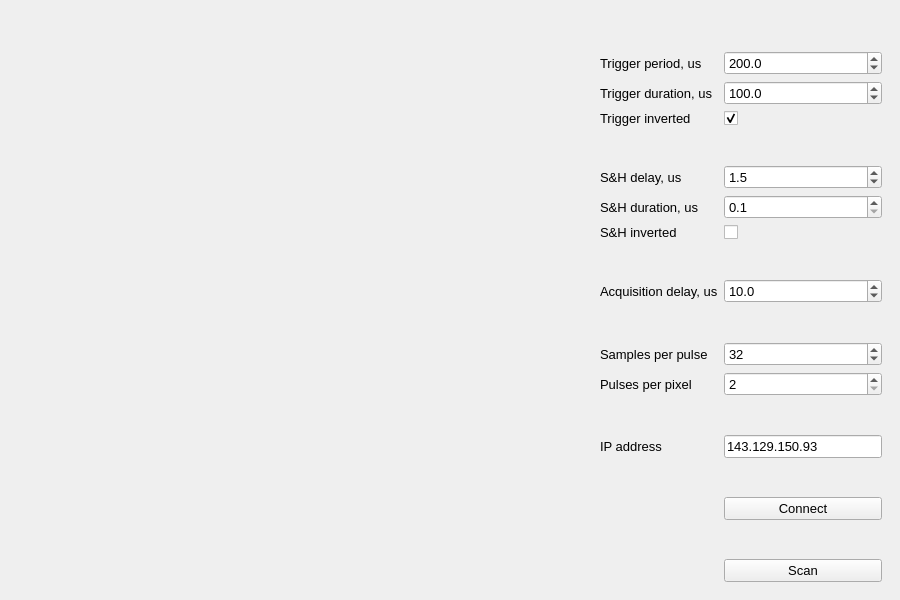
Qt form projects/scanner/client/scanner.ui (daenjannis/red-pitaya-notes) before a commit.
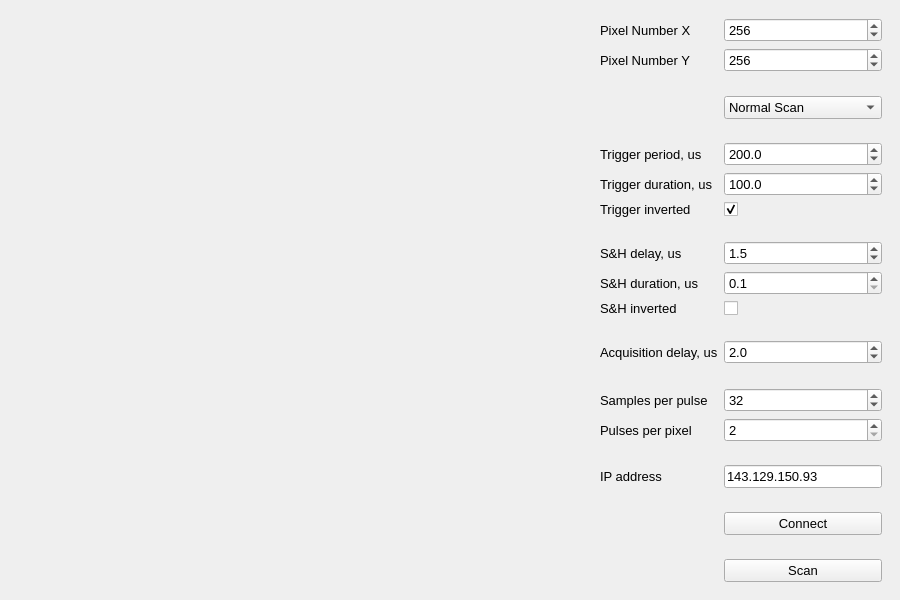
The same form after that commit.

Commit message: Adding different scanning function, hilbert does not work. Add that the fov does not depend on the number of pixels

Patch:
```diff
--- a/projects/scanner/client/scanner.ui
+++ b/projects/scanner/client/scanner.ui
@@ -61,27 +61,104 @@
        <property name="fieldGrowthPolicy">
         <enum>QFormLayout::AllNonFixedFieldsGrow</enum>
        </property>
+       <item row="0" column="0">
+        <widget class="QLabel" name="label">
+         <property name="text">
+          <string>Pixel Number X</string>
+         </property>
+        </widget>
+       </item>
        <item row="0" column="1">
-        <spacer name="spacer_0">
-         <property name="orientation">
-          <enum>Qt::Vertical</enum>
+        <widget class="QSpinBox" name="xsizeValue">
+         <property name="minimum">
+          <number>4</number>
          </property>
-         <property name="sizeHint" stdset="0">
-          <size>
-           <width>20</width>
-           <height>40</height>
-          </size>
+         <property name="maximum">
+          <number>1024</number>
          </property>
-        </spacer>
+         <property name="value">
+          <number>256</number>
+         </property>
+        </widget>
        </item>
        <item row="1" column="0">
+        <widget class="QLabel" name="label_2">
+         <property name="text">
+          <string>Pixel Number Y</string>
+         </property>
+        </widget>
+       </item>
+       <item row="1" column="1">
+        <widget class="QSpinBox" name="ysizeValue">
+         <property name="minimum">
+          <number>4</number>
+         </property>
+         <property name="maximum">
+          <number>1024</number>
+         </property>
+         <property name="value">
+          <number>256</number>
+         </property>
+        </widget>
+       </item>
+       <item row="2" column="1">
+        <spacer name="spacer_0">
+         <property name="orientation">
+          <enum>Qt::Vertical</enum>
+         </property>
+         <property name="sizeHint" stdset="0">
+          <size>
+           <width>20</width>
+           <height>40</height>
+          </size>
+         </property>
+        </spacer>
+       </item>
+       <item row="3" column="1">
+        <widget class="QComboBox" name="comboBoxScan">
+         <item>
+          <property name="text">
+           <string>Normal Scan</string>
+          </property>
+         </item>
+         <item>
+          <property name="text">
+           <string>Hilbert Scan</string>
+          </property>
+         </item>
+         <item>
+          <property name="text">
+           <string>Random Scan</string>
+          </property>
+         </item>
+         <item>
+          <property name="text">
+           <string>Snake Scan</string>
+          </property>
+         </item>
+        </widget>
+       </item>
+       <item row="4" column="1">
+        <spacer name="verticalSpacer_2">
+         <property name="orientation">
+          <enum>Qt::Vertical</enum>
+         </property>
+         <property name="sizeHint" stdset="0">
+          <size>
+           <width>20</width>
+           <height>40</height>
+          </size>
+         </property>
+        </spacer>
+       </item>
+       <item row="5" column="0">
         <widget class="QLabel" name="periodLabel">
          <property name="text">
           <string>Trigger period, us</string>
          </property>
         </widget>
        </item>
-       <item row="1" column="1">
+       <item row="5" column="1">
         <widget class="QDoubleSpinBox" name="periodValue">
          <property name="decimals">
           <number>1</number>
@@ -100,14 +177,14 @@
          </property>
         </widget>
        </item>
-       <item row="2" column="0">
+       <item row="6" column="0">
         <widget class="QLabel" name="trgtimeLabel">
          <property name="text">
           <string>Trigger duration, us</string>
          </property>
         </widget>
        </item>
-       <item row="2" column="1">
+       <item row="6" column="1">
         <widget class="QDoubleSpinBox" name="trgtimeValue">
          <property name="decimals">
           <number>1</number>
@@ -126,14 +203,14 @@
          </property>
         </widget>
        </item>
-       <item row="3" column="0">
+       <item row="7" column="0">
         <widget class="QLabel" name="trginvLabel">
          <property name="text">
           <string>Trigger inverted</string>
          </property>
         </widget>
        </item>
-       <item row="3" column="1">
+       <item row="7" column="1">
         <widget class="QCheckBox" name="trginvCheck">
          <property name="text">
           <string/>
@@ -143,7 +220,7 @@
          </property>
         </widget>
        </item>
-       <item row="4" column="1">
+       <item row="8" column="1">
         <spacer name="spacer_1">
          <property name="orientation">
           <enum>Qt::Vertical</enum>
@@ -156,14 +233,14 @@
          </property>
         </spacer>
        </item>
-       <item row="5" column="0">
+       <item row="9" column="0">
         <widget class="QLabel" name="shdelayLabel">
          <property name="text">
           <string>S&amp;H delay, us</string>
          </property>
         </widget>
        </item>
-       <item row="5" column="1">
+       <item row="9" column="1">
         <widget class="QDoubleSpinBox" name="shdelayValue">
          <property name="decimals">
           <number>1</number>
@@ -182,14 +259,14 @@
          </property>
         </widget>
        </item>
-       <item row="6" column="0">
+       <item row="10" column="0">
         <widget class="QLabel" name="shtimeLabel">
          <property name="text">
           <string>S&amp;H duration, us</string>
          </property>
         </widget>
        </item>
-       <item row="6" column="1">
+       <item row="10" column="1">
         <widget class="QDoubleSpinBox" name="shtimeValue">
          <property name="decimals">
           <number>1</number>
@@ -208,21 +285,21 @@
          </property>
         </widget>
        </item>
-       <item row="7" column="0">
+       <item row="11" column="0">
         <widget class="QLabel" name="shinvLabel">
          <property name="text">
           <string>S&amp;H inverted</string>
          </property>
         </widget>
        </item>
-       <item row="7" column="1">
+       <item row="11" column="1">
         <widget class="QCheckBox" name="shinvCheck">
          <property name="text">
           <string/>
          </property>
         </widget>
        </item>
-       <item row="8" column="1">
+       <item row="12" column="1">
         <spacer name="spacer_2">
          <property name="orientation">
           <enum>Qt::Vertical</enum>
@@ -235,14 +312,14 @@
          </property>
         </spacer>
        </item>
-       <item row="9" column="0">
+       <item row="13" column="0">
         <widget class="QLabel" name="acqdelayLabel">
          <property name="text">
           <string>Acquisition delay, us</string>
          </property>
         </widget>
        </item>
-       <item row="9" column="1">
+       <item row="13" column="1">
         <widget class="QDoubleSpinBox" name="acqdelayValue">
          <property name="decimals">
           <number>1</number>
@@ -257,11 +334,11 @@
           <double>0.100000000000000</double>
          </property>
          <property name="value">
-          <double>10.000000000000000</double>
+          <double>2.000000000000000</double>
          </property>
         </widget>
        </item>
-       <item row="10" column="1">
+       <item row="14" column="1">
         <spacer name="spacer_3">
          <property name="orientation">
           <enum>Qt::Vertical</enum>
@@ -274,14 +351,14 @@
          </property>
         </spacer>
        </item>
-       <item row="11" column="0">
+       <item row="15" column="0">
         <widget class="QLabel" name="samplesLabel">
          <property name="text">
           <string>Samples per pulse</string>
          </property>
         </widget>
        </item>
-       <item row="11" column="1">
+       <item row="15" column="1">
         <widget class="QSpinBox" name="samplesValue">
          <property name="minimum">
           <number>2</number>
@@ -297,14 +374,14 @@
          </property>
         </widget>
        </item>
-       <item row="12" column="0">
+       <item row="16" column="0">
         <widget class="QLabel" name="pulsesLabel">
          <property name="text">
           <string>Pulses per pixel</string>
          </property>
         </widget>
        </item>
-       <item row="12" column="1">
+       <item row="16" column="1">
         <widget class="QSpinBox" name="pulsesValue">
          <property name="minimum">
           <number>2</number>
@@ -314,7 +391,7 @@
          </property>
         </widget>
        </item>
-       <item row="13" column="1">
+       <item row="17" column="1">
         <spacer name="spacer_4">
          <property name="orientation">
           <enum>Qt::Vertical</enum>
@@ -327,21 +404,21 @@
          </property>
         </spacer>
        </item>
-       <item row="14" column="0">
+       <item row="18" column="0">
         <widget class="QLabel" name="addrLabel">
          <property name="text">
           <string>IP address</string>
          </property>
         </widget>
        </item>
-       <item row="14" column="1">
+       <item row="18" column="1">
         <widget class="QLineEdit" name="addrValue">
          <property name="text">
           <string>143.129.150.93</string>
          </property>
         </widget>
        </item>
-       <item row="15" column="1">
+       <item row="19" column="1">
         <spacer name="spacer_5">
          <property name="orientation">
           <enum>Qt::Vertical</enum>
@@ -354,14 +431,14 @@
          </property>
         </spacer>
        </item>
-       <item row="16" column="1">
+       <item row="20" column="1">
         <widget class="QPushButton" name="connectButton">
          <property name="text">
           <string>Connect</string>
          </property>
         </widget>
        </item>
-       <item row="17" column="1">
+       <item row="21" column="1">
         <spacer name="verticalSpacer">
          <property name="orientation">
           <enum>Qt::Vertical</enum>
@@ -374,7 +451,7 @@
          </property>
         </spacer>
        </item>
-       <item row="18" column="1">
+       <item row="22" column="1">
         <widget class="QPushButton" name="scanButton">
          <property name="text">
           <string>Scan</string>
```
The commit also changes 2 other files.
